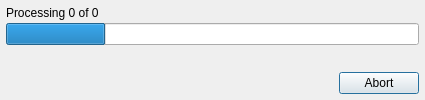
Before: the Qt Designer form src/designer/processdialog.ui in dnkorpushov/libro2, drawn with Qt 5.
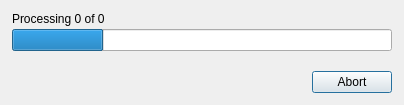
After: the same form once the commit is applied.

Diff of the .ui file:
```diff
--- a/src/designer/processdialog.ui
+++ b/src/designer/processdialog.ui
@@ -6,8 +6,8 @@
    <rect>
     <x>0</x>
     <y>0</y>
-    <width>425</width>
-    <height>100</height>
+    <width>404</width>
+    <height>105</height>
    </rect>
   </property>
   <property name="windowTitle">
@@ -21,16 +21,16 @@
     <number>3</number>
    </property>
    <property name="leftMargin">
-    <number>6</number>
+    <number>12</number>
    </property>
    <property name="topMargin">
-    <number>6</number>
+    <number>12</number>
    </property>
    <property name="rightMargin">
-    <number>6</number>
+    <number>12</number>
    </property>
    <property name="bottomMargin">
-    <number>6</number>
+    <number>12</number>
    </property>
    <item>
     <layout class="QVBoxLayout" name="verticalLayout">
```
